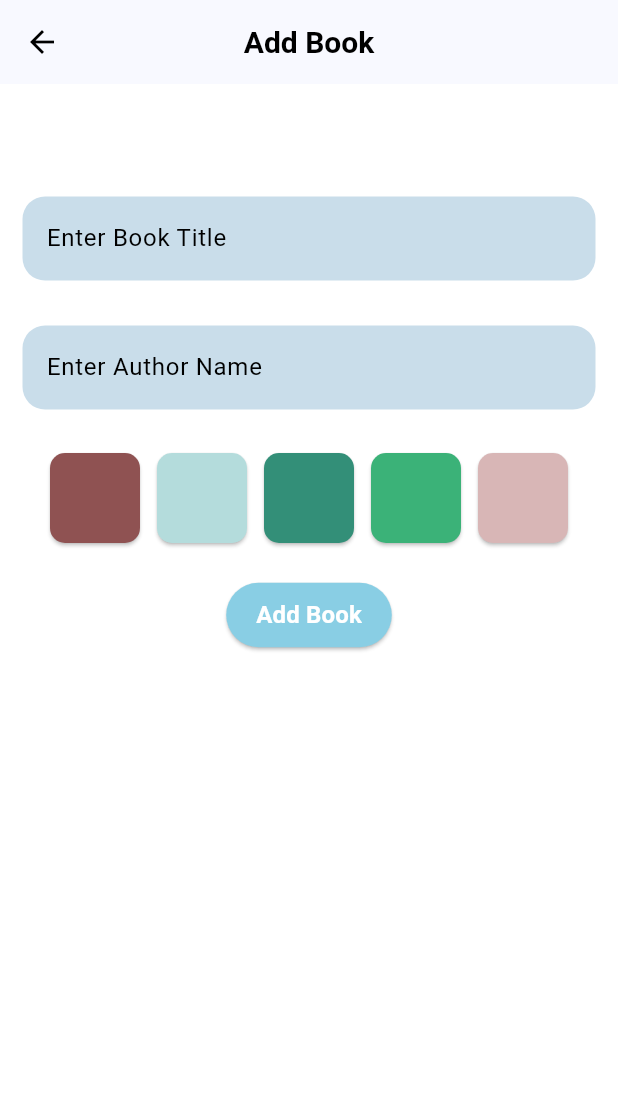
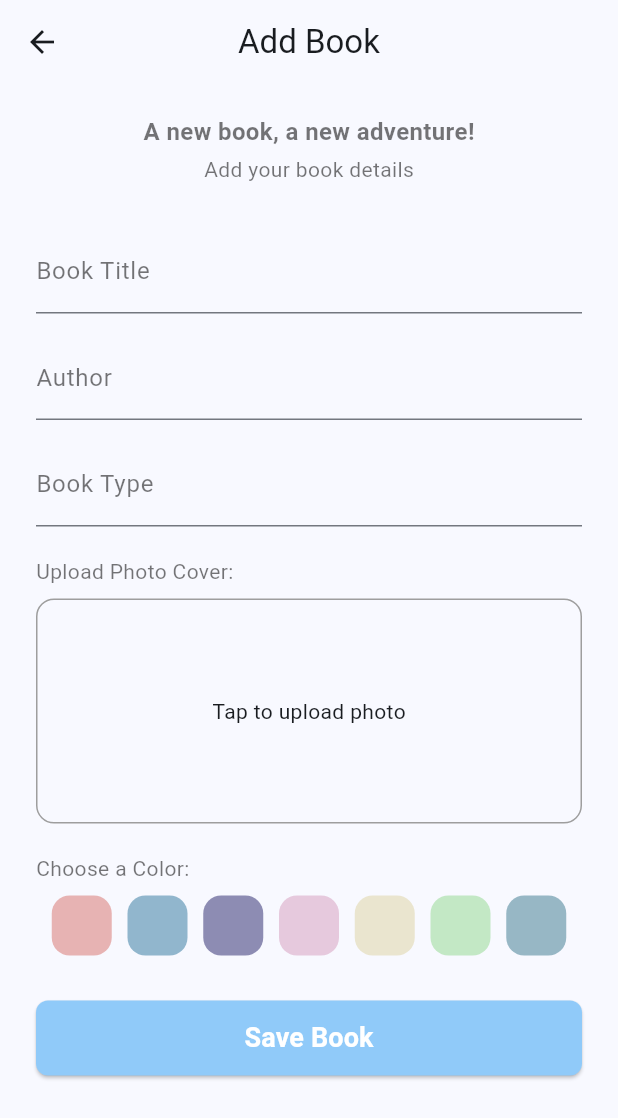
Before and after one commit to Tracy-Munezero/Bookmanagement, a Flutter app: the AddScreen screen opened directly, after a tap on the "arrow back" icon, after a tap on the "add" icon, on a phone screen of 412 x 824 dp. Shown: the top 1118 px of the screen. Run offline on Flutter 3.47's test engine with Material 3 defaults, Android fonts, the phone set to English and light mode, and no system bars; our stand-ins replace get_storage, image_picker; missing offline and left inert: dart:ffi; accounts and stored records are empty; Roboto replaces fonts that are missing (poppins).

Commit message:
add new app bar

```diff
--- a/lib/add_Screen.dart
+++ b/lib/add_Screen.dart
@@ -1,14 +1,20 @@
 import 'package:bookapp/home.dart';
 import 'package:flutter/material.dart';
+import 'package:image_picker/image_picker.dart';
+import 'dart:io';
 
 class Book {
   final String title;
   final String author;
+  final String type;
+  final File image;
   final Color color;
 
   Book({
     required this.title,
     required this.author,
+    required this.type,
+    required this.image,
     required this.color,
   });
 }
@@ -23,167 +29,241 @@ class AddScreen extends StatefulWidget {
 class _AddScreenState extends State<AddScreen> {
   final TextEditingController _titleController = TextEditingController();
   final TextEditingController _authorController = TextEditingController();
+  final TextEditingController _typeController = TextEditingController();
+  File? _selectedImage;
   final List<Book> books = [];
   Color? _selectedColor;
+  final List<Color> _availableColors = [
+  const Color(0xffE7B3B3),
+  const Color(0xff91B6CD),
+  const Color(0xff8D8CB3),
+  const Color(0xffE6C9DD),
+  const Color(0xffEAE5CF),
+  const Color(0xffC3E8C5),
+  const Color(0xff97B7C5),
 
-  final List<Color> colorOptions = [
-    const Color.fromARGB(255, 143, 82, 82),
-    const Color.fromARGB(255, 180, 220, 220),
-    const Color.fromARGB(255, 51, 143, 120),
-    const Color.fromARGB(255, 59, 178, 120),
-    const Color.fromARGB(255, 216, 182, 182),
-  ];
+];
 
-  void _addBook() {
-    final title = _titleController.text.trim();
-    final author = _authorController.text.trim();
 
-    if (title.isNotEmpty && author.isNotEmpty && _selectedColor != null) {
-      setState(() {
-        books.add(Book(title: title, author: author, color: _selectedColor!));
-        _titleController.clear();
-        _authorController.clear();
-        _selectedColor = null;
-      });
-    }
+ void _saveBook() {
+  if (_titleController.text.isEmpty ||
+      _authorController.text.isEmpty ||
+      _typeController.text.isEmpty ||
+      _selectedImage == null ||
+      _selectedColor == null) {
+    ScaffoldMessenger.of(context).showSnackBar(
+      const SnackBar(
+        content: Text("Please fill all fields, upload a photo, and select a color"),
+      ),
+    );
+    return;
   }
 
-  Widget _buildColorSelector() {
-    return Container(
-      margin: const EdgeInsets.symmetric(horizontal: 16),
-      padding: const EdgeInsets.all(10),
-      decoration: BoxDecoration(
-        color: Colors.white,
-        borderRadius: BorderRadius.circular(12),
-      ),
-      child: Row(
-        mainAxisAlignment: MainAxisAlignment.spaceEvenly,
-        children: colorOptions.map((color) {
-          return GestureDetector(
-            onTap: () {
-              setState(() {
-                _selectedColor = color;
-              });
-            },
-            child: Card(
-              color: color,
-              shape: RoundedRectangleBorder(
-                side: BorderSide(
-                  color: _selectedColor == color
-                      ? Colors.black
-                      : Colors.transparent,
-                  width: 2,
-                ),
-                borderRadius: BorderRadius.circular(10),
-              ),
-              child: const SizedBox(width: 60, height: 60),
-            ),
-          );
-        }).toList(),
-      ),
-    );
-  }
+  Navigator.pushReplacement(context,
+   MaterialPageRoute(builder: (context) => const BookManager()));
+}
+
+
 
   @override
   Widget build(BuildContext context) {
     return Scaffold(
-      backgroundColor: Colors.white,
       appBar: AppBar(
+        title: const Text('Add Book'),
         centerTitle: true,
         leading: IconButton(
-         icon: const Icon(Icons.arrow_back, color: Colors.black),
-         onPressed: () {
-           Navigator.pushReplacement(
-             context,
-             MaterialPageRoute(builder: (context) => const BookManager()),
-           );
-         }
-         ),
-        title: const Text(
-          'Add Book',
-          style: TextStyle(
-            fontSize: 20,
-            fontWeight: FontWeight.bold,
-            color: Colors.black,
-            fontFamily: 'poppins',
-          ),
+          icon: const Icon(Icons.arrow_back),
+          onPressed: () => Navigator.pushReplacement(
+              context,
+              MaterialPageRoute(builder: (context) => const BookManager())),
         ),
       ),
-      body: Column(
-        children: [
-          Container(
-            color: Colors.white,
-            child: Column(
-              children: [
-                const Padding(
-                  padding: EdgeInsets.all(30.0),
+      body: SafeArea(
+        child: SingleChildScrollView(
+          padding: const EdgeInsets.symmetric(horizontal: 24),
+          child: Column(
+            children: [
+              const SizedBox(height: 20),
+              const Text(
+                "A new book, a new adventure!",
+                style: TextStyle(
+                    fontSize: 16, fontWeight: FontWeight.bold, color: Colors.black54),
+              ),
+              const SizedBox(height: 4),
+              const Text(
+                "Add your book details",
+                style: TextStyle(fontSize: 14, color: Colors.black54),
+              ),
+              const SizedBox(height: 30),
+
+              TextField(
+                controller: _titleController,
+                decoration: const InputDecoration(
+                labelText: "Book Title",
+                labelStyle: TextStyle(color: Colors.black54),
+                border: UnderlineInputBorder(),
+                focusedBorder:  UnderlineInputBorder(
+                borderSide: BorderSide(color: Colors.black54),
+                )
                 ),
-                CustomTextField(
-                  controller: _titleController,
-                  labelText: "Enter Book Title",
+              ),
+              const SizedBox(height: 15),
+
+              TextField(
+                controller: _authorController,
+                decoration: const InputDecoration(
+                labelText: "Author",
+                labelStyle: TextStyle(color: Colors.black54),
+                border: UnderlineInputBorder(),
+                focusedBorder:  UnderlineInputBorder(
+                borderSide: BorderSide(color: Colors.black54),
                 ),
-                CustomTextField(
-                  controller: _authorController,
-                  labelText: "Enter Author Name",
                 ),
-                _buildColorSelector(),
-                const SizedBox(height: 10),
-                ElevatedButton(
+              ),
+              const SizedBox(height: 15),
+
+              TextField(
+                controller: _typeController,
+                decoration: const InputDecoration(
+                labelText: "Book Type",
+                labelStyle: TextStyle(color: Colors.black54),
+                border: UnderlineInputBorder(),
+                focusedBorder:  UnderlineInputBorder(
+                borderSide: BorderSide(color: Colors.black54),
+                ),
+                ),
+              ),
+              const SizedBox(height: 20),
+
+              Column(
+                crossAxisAlignment: CrossAxisAlignment.start,
+                children: [
+                  const Text(
+                    "Upload Photo Cover:",
+                    style: TextStyle(
+                      color: Colors.black54,
+                    ),
+                  ),
+                  const SizedBox(height: 8),
+                  UploadPhotoField(
+                    onImagePicked: (file) {
+                      _selectedImage = file;
+                    },
+                  ),
+                  const SizedBox(height: 20),
+                  const Text(
+                    "Choose a Color:",
+                    style: TextStyle(
+                      color: Colors.black54,
+                    ),
+                  ),
+                  const SizedBox(height: 8),
+                  Row(
+                    mainAxisAlignment: MainAxisAlignment.spaceEvenly,
+                    children: _availableColors.map((color) {
+                      final bool isSelected = _selectedColor == color;
+                      return GestureDetector(
+                        onTap: () {
+                          setState(() {
+                            _selectedColor = color;
+                          });
+                        },
+                        child: Container(
+                          decoration: BoxDecoration(
+                          color: color,
+                          borderRadius: BorderRadius.circular(12),
+                          border: isSelected ? Border.all(color: Colors.black, width: 1) : null,
+                        ),
+                          width: 40,
+                          height: 40,
+                        ),
+                      );
+                    }).toList(),
+                  ),
+                ],
+              ),
+
+              const SizedBox(height: 30),
+
+             SizedBox(
+                width: double.infinity,
+                height: 50,
+                child: ElevatedButton(
+                  onPressed: _saveBook,
                   style: ElevatedButton.styleFrom(
-                    backgroundColor: const Color.fromARGB(255, 137, 206, 228),
-                    foregroundColor: Colors.black,
-                    padding: const EdgeInsets.symmetric(
-                        horizontal: 20, vertical: 10),
+                    backgroundColor: Colors.blue.shade200,
+                    shape: RoundedRectangleBorder(
+                      borderRadius: BorderRadius.circular(8),
+                    ),
                   ),
-                  onPressed: _addBook,
                   child: const Text(
-                    'Add Book',
+                    "Save Book",
                     style: TextStyle(
-                      fontSize: 16,
+                      fontSize: 18,
                       fontWeight: FontWeight.bold,
-                      fontFamily: 'poppins',
                       color: Colors.white,
                     ),
                   ),
                 ),
-                const SizedBox(height: 20),
-              ],
-            ),
-          ),
-        ],
-      ),
-
-    );
-  }
-}
-
-class CustomTextField extends StatelessWidget {
-  const CustomTextField({
-    super.key,
-    required this.controller,
-    required this.labelText,
-  });
-
-  final TextEditingController controller;
-  final String labelText;
-
-  @override
-  Widget build(BuildContext context) {
-    return Padding(
-      padding: const EdgeInsets.all(15.0),
-      child: TextField(
-        controller: controller,
-        decoration: InputDecoration(
-          labelText: labelText,
-          labelStyle: const TextStyle(color: Colors.black),
-          filled: true,
-          fillColor: const Color.fromARGB(255, 201, 221, 234),
-          border: OutlineInputBorder(
-            borderRadius: BorderRadius.circular(15.0),
-            borderSide: BorderSide.none,
+              )
+            ],
           ),
         ),
       ),
     );
   }
 }
+
+class UploadPhotoField extends StatefulWidget {
+  final void Function(File?) onImagePicked;
+  const UploadPhotoField({super.key, required this.onImagePicked});
+
+  @override
+  State<UploadPhotoField> createState() => _UploadPhotoFieldState();
+}
+
+class _UploadPhotoFieldState extends State<UploadPhotoField> {
+  File? _imageFile;
+  final ImagePicker _picker = ImagePicker();
+
+ Future<void> _pickImage() async {
+  try {
+    final XFile? pickedFile = await _picker.pickImage(
+      source: ImageSource.gallery,
+      maxWidth: 600,
+      maxHeight: 600,
+    );
+    if (pickedFile != null) {
+      setState(() {
+        _imageFile = File(pickedFile.path);
+      });
+      widget.onImagePicked(_imageFile);
+    }
+  } catch (e) {
+    ScaffoldMessenger.of(context).showSnackBar(
+      SnackBar(content: Text("Error picking image: $e")),
+    );
+  }
+}
+
+  @override
+  Widget build(BuildContext context) {
+    return GestureDetector(
+      onTap: _pickImage,
+      child: Container(
+        height: 150,
+        width: double.infinity,
+        decoration: BoxDecoration(
+          border: Border.all(color: Colors.grey),
+          borderRadius: BorderRadius.circular(12),
+        ),
+        child: _imageFile == null
+            ? const Center(child: Text("Tap to upload photo"))
+            : ClipRRect(
+                borderRadius: BorderRadius.circular(12),
+                child: Image.file(_imageFile!, fit: BoxFit.cover),
+              ),
+      ),
+    );
+  }
+}
--- /dev/null
+++ b/lib/colors.dart
@@ -0,0 +1,3 @@
+class Appcolors{
+
+}
--- a/lib/home.dart
+++ b/lib/home.dart
@@ -1,19 +1,8 @@
 import 'package:bookapp/add_Screen.dart';
+import 'package:bookapp/edit_Profile_Screen.dart';
+import 'package:bookapp/library_screen.dart';
+import 'package:bookapp/login.dart';
 import 'package:flutter/material.dart';
-import 'local_storage.dart';
-
-
-class Book {
-  final String title;
-  final String author;
-  final Color color;
-
-  Book({
-    required this.title,
-    required this.author,
-    required this.color,
-  });
-}
 
 class BookManager extends StatefulWidget {
   const BookManager({super.key});
@@ -22,26 +11,44 @@ class BookManager extends StatefulWidget {
   State<BookManager> createState() => _BookManagerState();
 }
 
+class _BookManagerState extends State<BookManager> {
+  int _selectedIndex = 0;
+  final List<Widget> _pages = [
 
-class _BookManagerState extends State<BookManager> {
+    LibraryScreen(),
+    Container(color: Colors.white,),
+     Container(color: Colors.white,),
+    const EditProfileScreen(),
+    ];
+  void _onItemTapped(int index) {
+    setState(() {
+      _selectedIndex = index;
+    });
+  }
 
   @override
   Widget build(BuildContext context) {
     return Scaffold(
       backgroundColor: Colors.white,
-      appBar: AppBar(
-        title: const Text('Book Management System'),
-        centerTitle: true,
-        backgroundColor: Colors.white,
-        titleTextStyle: const TextStyle(
-          fontSize: 20,
-          fontWeight: FontWeight.bold,
-          color: Colors.black,
-          fontFamily: 'poppins',
-        ),
+      // appBar: AppBar(
+      //   title: Text(
+      //    'Book Manager'
+      //   ),
+      //   centerTitle: true,
+      //   backgroundColor: Colors.white,
+      //   titleTextStyle: const TextStyle(
+      //     fontSize: 20,
+      //     fontWeight: FontWeight.bold,
+      //     color: Colors.black,
+      //     fontFamily: 'poppins',
+      //   ),
 
-      ),
-      floatingActionButton: FloatingActionButton(
+
+      // ),
+      body: _pages[_selectedIndex],
+
+     floatingActionButton: _selectedIndex == 0
+        ? FloatingActionButton(
             backgroundColor: Colors.blue.shade200,
             onPressed: () {
               Navigator.pushReplacement(
@@ -50,7 +57,41 @@ class _BookManagerState extends State<BookManager> {
               );
             },
             child: const Icon(Icons.add, color: Colors.white),
+          )
+        : null,
+      floatingActionButtonLocation: FloatingActionButtonLocation.centerFloat,
+
+      bottomNavigationBar: BottomNavigationBar(
+        backgroundColor: Colors.white,
+        showSelectedLabels: false,
+        showUnselectedLabels: false,
+
+        items: const [
+          BottomNavigationBarItem(
+            icon: Icon(Icons.home_outlined,  size: 30,),
+            label: '',
           ),
+          BottomNavigationBarItem(
+            icon: Icon(Icons.search_outlined,  size: 30,),
+            label: '',
+          ),
+          BottomNavigationBarItem(
+            icon: Icon(Icons.folder_outlined,  size: 30,),
+            label: '',
+          ),
+          BottomNavigationBarItem(
+            icon: Icon(Icons.person_outlined,  size: 30,),
+            label: '',
+          ),
+        ],
+        currentIndex: _selectedIndex,
+        selectedItemColor: Colors.black,
+        unselectedItemColor: Colors.black54,
+
+        onTap: _onItemTapped,
+      ),
+
+
     );
   }
 }
--- /dev/null
+++ b/lib/library_screen.dart
@@ -0,0 +1,40 @@
+import 'package:flutter/material.dart';
+
+class LibraryScreen
+ extends StatelessWidget {
+  const LibraryScreen
+  ({
+    super.key,
+  });
+
+  @override
+  Widget build(BuildContext context) {
+    return Scaffold(
+
+           appBar: AppBar(
+        title: Text(
+         'Book Manager'
+        ),
+        centerTitle: true,
+        backgroundColor: Colors.white,
+        titleTextStyle: const TextStyle(
+          fontSize: 20,
+          fontWeight: FontWeight.bold,
+          color: Colors.black,
+          fontFamily: 'poppins',
+        ),
+           ),
+      body: Container(color: Colors.white,
+      child:GridView.builder(
+        itemCount: 20,
+        padding: EdgeInsets.all(16),gridDelegate: SliverGridDelegateWithFixedCrossAxisCount(
+          mainAxisSpacing: 14,
+          crossAxisSpacing: 10,
+       crossAxisCount: 2, // number of columns
+        ), itemBuilder: (context,index)=>Container(decoration: BoxDecoration(
+          color: Color(0xffEFE9E9),
+          borderRadius: BorderRadius.all(Radius.circular(10))
+        ),padding: EdgeInsets.all(16),child: Text(""),),),),
+    );
+  }
+}
--- a/lib/local_storage.dart
+++ b/lib/local_storage.dart
@@ -11,10 +11,6 @@ class StorageManager{
   static List <dynamic> getUsers() {
     return _storage.read('users') ?? [];
   }
-
-
-
-
 //   static bool saveData(String key, Map value) {
 //     _storage.write(key, value);
 //     return true;
--- a/lib/main.dart
+++ b/lib/main.dart
@@ -3,7 +3,6 @@ import 'package:get_storage/get_storage.dart';
 // ignore: unused_import
 import 'home.dart';
 import 'login.dart';
-import 'add_Screen.dart';
 
 void main() async{
    await GetStorage.init();
--- a/pubspec.yaml
+++ b/pubspec.yaml
@@ -31,11 +31,14 @@ dependencies:
   flutter:
     sdk: flutter
 
+
   # The following adds the Cupertino Icons font to your application.
   # Use with the CupertinoIcons class for iOS style icons.
   cupertino_icons: ^1.0.8
   flutter_slidable: ^4.0.0
   get_storage: ^2.1.1
+  image_picker: ^1.0.7
+
 
 dev_dependencies:
   flutter_test:
```
Also changed, not shown: lib/edit_Profile_Screen.dart (added, +142 -0 lines), lib/login.dart (+30 -24 lines), lib/signup.dart (+9 -50 lines), pubspec.lock, 6 other files. Lines whose indentation alone changed are shown as unchanged.
